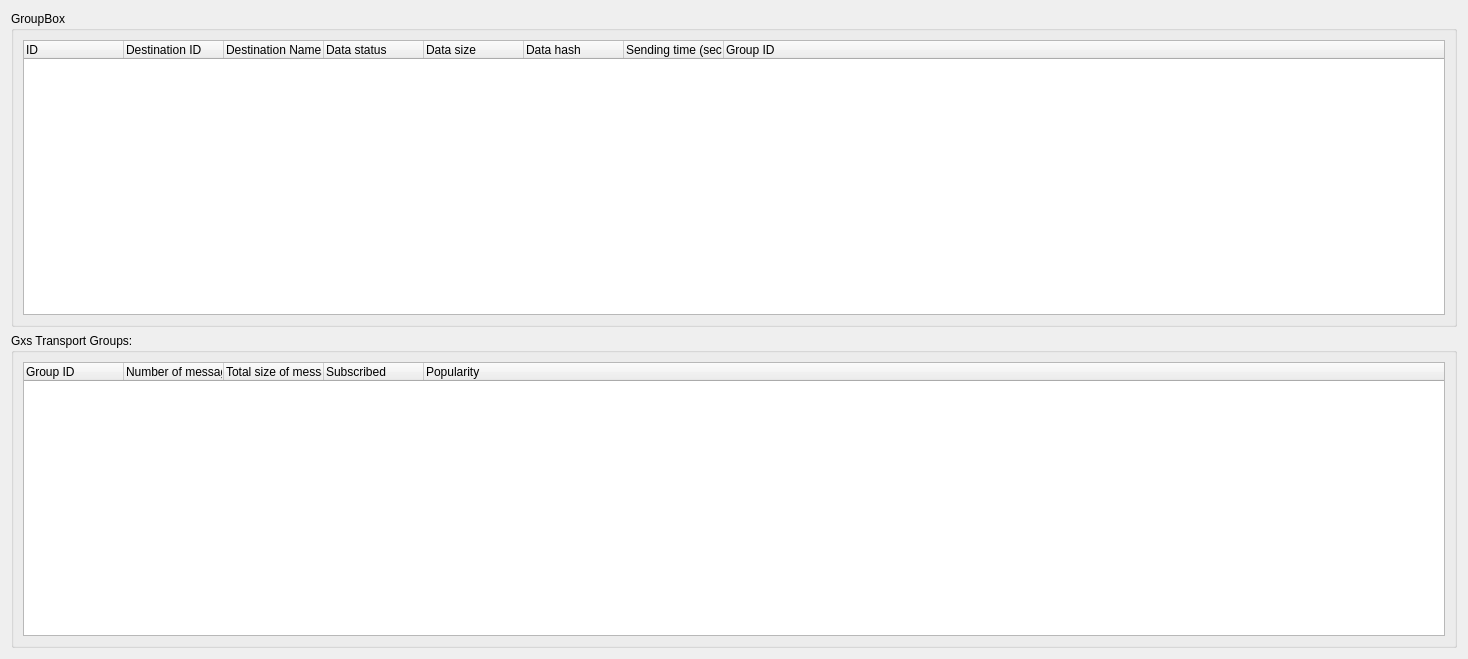
First picture: the form in retroshare-gui/src/gui/statistics/GxsTransportStatistics.ui, repository RetroShare/RetroShare, before the edit.
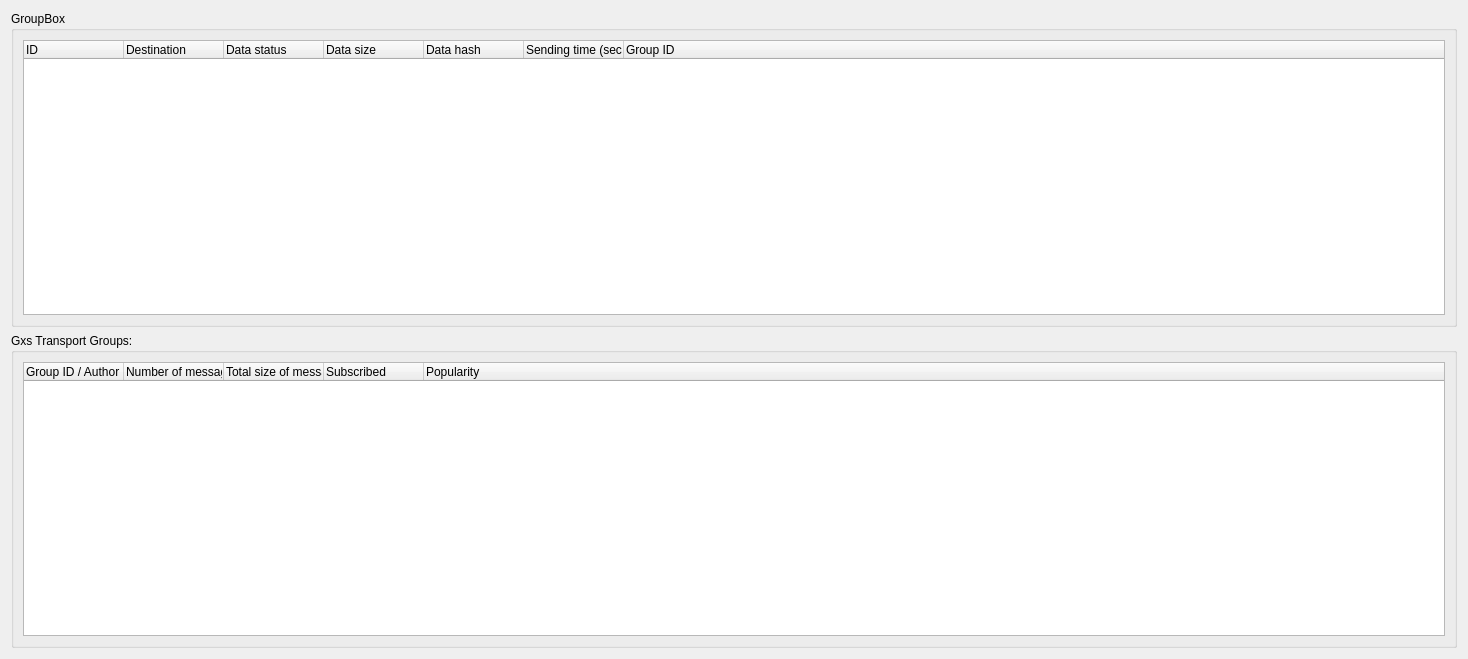
Second picture: the form after the edit.

Commit message: improved display of GXS Transport stats

```diff
--- a/retroshare-gui/src/gui/statistics/GxsTransportStatistics.ui
+++ b/retroshare-gui/src/gui/statistics/GxsTransportStatistics.ui
@@ -28,12 +28,12 @@
         <widget class="QTreeWidget" name="groupTreeWidget">
          <column>
           <property name="text">
-           <string>Group ID</string>
+           <string>Group ID / Author</string>
           </property>
          </column>
          <column>
           <property name="text">
-           <string>Number of messages</string>
+           <string>Number of messages / Publish TS</string>
           </property>
          </column>
          <column>
@@ -81,12 +81,7 @@
         </column>
         <column>
          <property name="text">
-          <string>Destination ID</string>
-         </property>
-        </column>
-        <column>
-         <property name="text">
-          <string>Destination Name</string>
+          <string>Destination</string>
          </property>
         </column>
         <column>
```
The commit also changes 1 other file.
